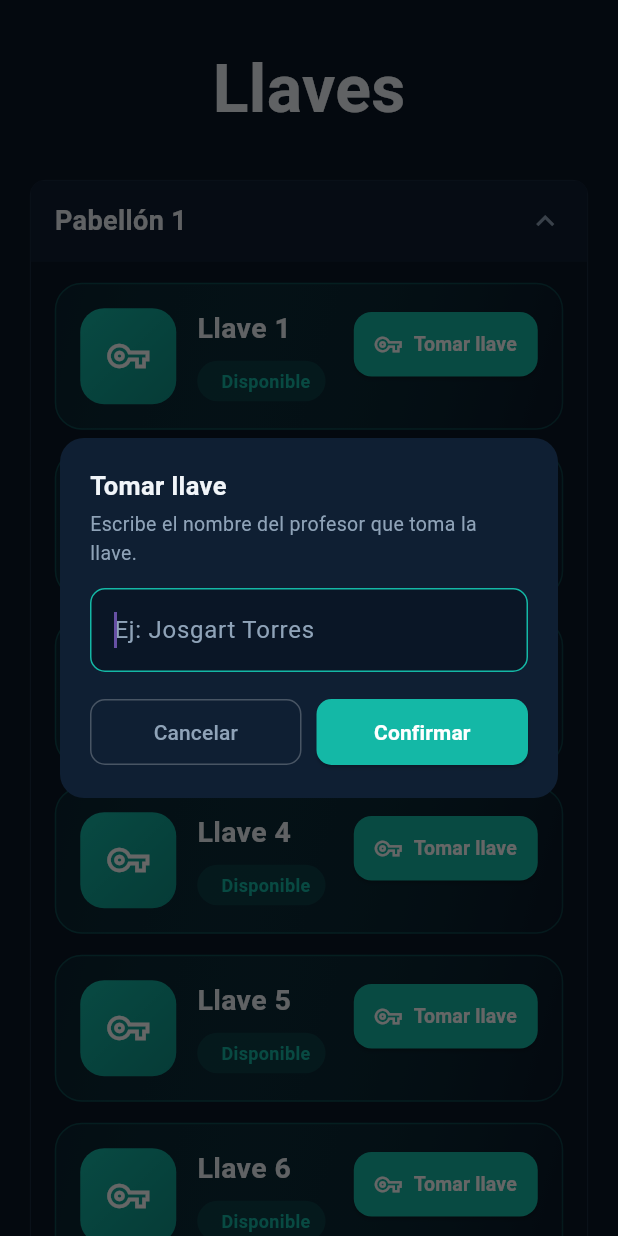
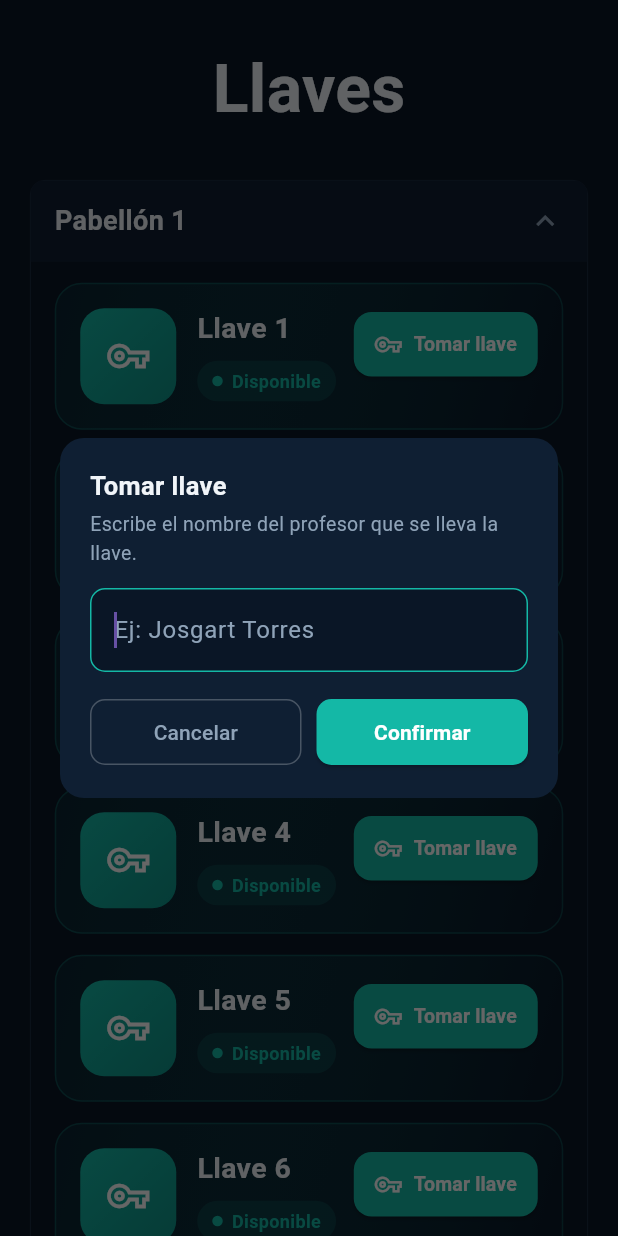
Before and after one commit to DylanOrte/pura_clase, a Flutter app: the Principal screen opened directly, after a tap on "Pabellón 1", after a tap on "Tomar llave", on a phone screen of 412 x 824 dp. Run offline on Flutter 3.47's test engine with Material 3 defaults, Android fonts, the light colour scheme and no system bars; our stand-ins replace qr_flutter.

```diff
--- a/lib/componentes/llave.dart
+++ b/lib/componentes/llave.dart
@@ -1,11 +1,14 @@
 import 'package:flutter/material.dart';
-import 'package:pura_clase/assets/colores.dart';
 
 class Llave extends StatefulWidget {
   final String numLlave;
   final int? capacidad;
 
-  const Llave({super.key, required this.numLlave, this.capacidad});
+  const Llave({
+    super.key,
+    required this.numLlave,
+    this.capacidad,
+  });
 
   @override
   State<Llave> createState() => _LlaveState();
@@ -15,8 +18,16 @@ class _LlaveState extends State<Llave> {
   bool ocupada = false;
   String profesorNombre = '';
 
-  Color get colorPrincipal => ocupada ? Colores.rojo : Colores.secundario;
-  Color get colorSecundario => ocupada ? Colores.rojoOscuro : Colores.tercero;
+  static const Color colorFondo = Color(0xFF0A1626);
+  static const Color teal = Color(0xFF14B8A6);
+  static const Color tealOscuro = Color(0xFF0D9488);
+  static const Color rojo = Color(0xFFEF4444);
+  static const Color rojoOscuro = Color(0xFFB91C1C);
+  static const Color muted = Color(0xFF8FA3B8);
+  static const Color texto = Color(0xFFF1F5F9);
+
+  Color get colorPrincipal => ocupada ? rojo : teal;
+  Color get colorSecundario => ocupada ? rojoOscuro : tealOscuro;
 
   Future<void> _abrirDialogoTomarLlave() async {
     final controller = TextEditingController();
@@ -30,48 +41,36 @@ class _LlaveState extends State<Llave> {
           builder: (ctx, setDialogState) {
             return Dialog(
               backgroundColor: const Color(0xFF0F1F33),
-              shape: RoundedRectangleBorder(
-                borderRadius: BorderRadius.circular(16),
-              ),
+              shape: RoundedRectangleBorder(borderRadius: BorderRadius.circular(16)),
               child: Padding(
                 padding: const EdgeInsets.all(20),
                 child: Column(
                   mainAxisSize: MainAxisSize.min,
                   crossAxisAlignment: CrossAxisAlignment.start,
                   children: [
-                    const Text(
-                      'Tomar llave',
-                      style: TextStyle(
-                        color: Colores.textos,
-                        fontSize: 17,
-                        fontWeight: FontWeight.bold,
-                      ),
-                    ),
+                    const Text('Tomar llave',
+                        style: TextStyle(color: texto, fontSize: 17, fontWeight: FontWeight.bold)),
                     const SizedBox(height: 4),
-                    const Text(
-                      'Escribe el nombre del profesor que toma la llave.',
-                      style: TextStyle(color: Colores.muted, fontSize: 13),
-                    ),
+                    const Text('Escribe el nombre del profesor que se lleva la llave.',
+                        style: TextStyle(color: muted, fontSize: 13)),
                     const SizedBox(height: 14),
                     TextField(
                       controller: controller,
                       autofocus: true,
-                      style: const TextStyle(color: Colores.textos),
+                      style: const TextStyle(color: texto),
                       decoration: InputDecoration(
                         hintText: 'Ej: Josgart Torres',
-                        hintStyle: const TextStyle(color: Colores.muted),
+                        hintStyle: const TextStyle(color: muted),
                         errorText: error,
                         filled: true,
-                        fillColor: Colores.fondo,
+                        fillColor: colorFondo,
                         border: OutlineInputBorder(
                           borderRadius: BorderRadius.circular(10),
                           borderSide: const BorderSide(color: Colors.white24),
                         ),
                         focusedBorder: OutlineInputBorder(
                           borderRadius: BorderRadius.circular(10),
-                          borderSide: const BorderSide(
-                            color: Colores.secundario,
-                          ),
+                          borderSide: const BorderSide(color: teal),
                         ),
                       ),
                       onSubmitted: (_) {
@@ -88,12 +87,10 @@ class _LlaveState extends State<Llave> {
                         Expanded(
                           child: OutlinedButton(
                             style: OutlinedButton.styleFrom(
-                              foregroundColor: Colores.muted,
+                              foregroundColor: muted,
                               side: const BorderSide(color: Colors.white24),
                               padding: const EdgeInsets.symmetric(vertical: 12),
-                              shape: RoundedRectangleBorder(
-                                borderRadius: BorderRadius.circular(10),
-                              ),
+                              shape: RoundedRectangleBorder(borderRadius: BorderRadius.circular(10)),
                             ),
                             onPressed: () => Navigator.pop(ctx),
                             child: const Text('Cancelar'),
@@ -103,26 +100,19 @@ class _LlaveState extends State<Llave> {
                         Expanded(
                           child: ElevatedButton(
                             style: ElevatedButton.styleFrom(
-                              backgroundColor: Colores.secundario,
+                              backgroundColor: teal,
                               foregroundColor: Colors.white,
                               padding: const EdgeInsets.symmetric(vertical: 12),
-                              shape: RoundedRectangleBorder(
-                                borderRadius: BorderRadius.circular(10),
-                              ),
+                              shape: RoundedRectangleBorder(borderRadius: BorderRadius.circular(10)),
                             ),
                             onPressed: () {
                               if (controller.text.trim().isEmpty) {
-                                setDialogState(
-                                  () => error = 'Escribe un nombre',
-                                );
+                                setDialogState(() => error = 'Escribe un nombre');
                               } else {
                                 Navigator.pop(ctx, controller.text.trim());
                               }
                             },
-                            child: const Text(
-                              'Confirmar',
-                              style: TextStyle(fontWeight: FontWeight.bold),
-                            ),
+                            child: const Text('Confirmar', style: TextStyle(fontWeight: FontWeight.bold)),
                           ),
                         ),
                       ],
@@ -161,10 +151,7 @@ class _LlaveState extends State<Llave> {
         gradient: LinearGradient(
           begin: Alignment.topLeft,
           end: Alignment.bottomRight,
-          colors: [
-            colorPrincipal.withOpacity(0.08),
-            Colores.fondo.withOpacity(0.4),
-          ],
+          colors: [colorPrincipal.withOpacity(0.08), colorFondo.withOpacity(0.4)],
         ),
       ),
       child: Row(
@@ -181,31 +168,28 @@ class _LlaveState extends State<Llave> {
                 colors: [colorPrincipal, colorSecundario],
               ),
             ),
-            child: const Icon(
-              Icons.vpn_key_outlined,
-              color: Colors.white,
-              size: 28,
-            ),
+            child: const Icon(Icons.vpn_key_outlined, color: Colors.white, size: 28),
           ),
           const SizedBox(width: 14),
           Expanded(
             child: Column(
               crossAxisAlignment: CrossAxisAlignment.start,
               children: [
-                Text(
-                  'Llave ${widget.numLlave}',
-                  style: const TextStyle(
-                    color: Colores.textos,
-                    fontSize: 19,
-                    fontWeight: FontWeight.bold,
+                Text('Llave ${widget.numLlave}',
+                    style: const TextStyle(color: texto, fontSize: 19, fontWeight: FontWeight.bold)),
+                if (widget.capacidad != null) ...[
+                  const SizedBox(height: 2),
+                  Row(
+                    children: [
+                      const Icon(Icons.groups_outlined, size: 15, color: muted),
+                      const SizedBox(width: 6),
+                      Text('Capacidad: ${widget.capacidad}', style: const TextStyle(color: muted, fontSize: 13)),
+                    ],
                   ),
-                ),
+                ],
                 const SizedBox(height: 8),
                 if (ocupada) ...[
-                  const Text(
-                    'Ocupada por',
-                    style: TextStyle(color: Colores.muted, fontSize: 12),
-                  ),
+                  const Text('Ocupada por', style: TextStyle(color: muted, fontSize: 12)),
                   const SizedBox(height: 4),
                   Row(
                     children: [
@@ -214,33 +198,22 @@ class _LlaveState extends State<Llave> {
                         height: 30,
                         decoration: BoxDecoration(
                           shape: BoxShape.circle,
-                          color: Colores.rojo.withOpacity(0.25),
+                          color: rojo.withOpacity(0.25),
                         ),
-                        child: const Icon(
-                          Icons.person,
-                          size: 16,
-                          color: Colores.rojo,
-                        ),
+                        child: const Icon(Icons.person, size: 16, color: rojo),
                       ),
                       const SizedBox(width: 8),
-                      Text(
-                          profesorNombre,
-                          style: const TextStyle(
-                            color: Colores.textos,
-                            fontSize: 14,
-                            fontWeight: FontWeight.w600,
+                      Flexible(
+                        child: Text(profesorNombre,
+                            style: const TextStyle(color: texto, fontSize: 14, fontWeight: FontWeight.w600),
+                            overflow: TextOverflow.ellipsis),
                       ),
-                        )
-
                     ],
                   ),
                   const SizedBox(height: 8),
                 ],
                 Container(
-                  padding: const EdgeInsets.symmetric(
-                    horizontal: 10,
-                    vertical: 5,
-                  ),
+                  padding: const EdgeInsets.symmetric(horizontal: 10, vertical: 5),
                   decoration: BoxDecoration(
                     color: colorPrincipal.withOpacity(0.15),
                     borderRadius: BorderRadius.circular(20),
@@ -249,70 +222,42 @@ class _LlaveState extends State<Llave> {
                     mainAxisSize: MainAxisSize.min,
                     children: [
                       Container(
-                        width: double.minPositive,
-                        height: double.minPositive,
-                        decoration: BoxDecoration(
-                          color: colorPrincipal,
-                          shape: BoxShape.circle,
-                        ),
+                        width: 7,
+                        height: 7,
+                        decoration: BoxDecoration(color: colorPrincipal, shape: BoxShape.circle),
                       ),
                       const SizedBox(width: 6),
-                      Text(
-                        ocupada ? 'Ocupada' : 'Disponible',
-                        style: TextStyle(
-                          color: colorPrincipal,
-                          fontSize: 12,
-                          fontWeight: FontWeight.bold,
-                        ),
-                      ),
+                      Text(ocupada ? 'Ocupada' : 'Disponible',
+                          style: TextStyle(color: colorPrincipal, fontSize: 12, fontWeight: FontWeight.bold)),
                     ],
                   ),
                 ),
               ],
             ),
           ),
-
+          const SizedBox(width: 10),
           ocupada
-              ? Container(
-                height: 50,
-                child: OutlinedButton.icon(
+              ? OutlinedButton.icon(
             onPressed: _entregarLlave,
             style: OutlinedButton.styleFrom(
-                      foregroundColor: Colores.rojo,
-                      side: const BorderSide(color: Colores.rojo, width: 1.5),
-                      padding: const EdgeInsets.symmetric(
-                        horizontal: 14,
-                        vertical: 12,
-                      ),
-                      shape: RoundedRectangleBorder(
-                        borderRadius: BorderRadius.circular(12),
-                      ),
+              foregroundColor: rojo,
+              side: const BorderSide(color: rojo, width: 1.5),
+              padding: const EdgeInsets.symmetric(horizontal: 14, vertical: 12),
+              shape: RoundedRectangleBorder(borderRadius: BorderRadius.circular(12)),
             ),
             icon: const Icon(Icons.assignment_return_outlined, size: 18),
-                    label: const Text(
-                      'Entregar llave',
-                      style: TextStyle(fontWeight: FontWeight.bold, fontSize: 13),
-                    ),
-                  ),
+            label: const Text('Entregar llave', style: TextStyle(fontWeight: FontWeight.bold, fontSize: 13)),
           )
               : ElevatedButton.icon(
             onPressed: _abrirDialogoTomarLlave,
             style: ElevatedButton.styleFrom(
-                    backgroundColor: Colores.secundario,
+              backgroundColor: teal,
               foregroundColor: Colors.white,
-                    padding: const EdgeInsets.symmetric(
-                      horizontal: 14,
-                      vertical: 12,
-                    ),
-                    shape: RoundedRectangleBorder(
-                      borderRadius: BorderRadius.circular(12),
-                    ),
+              padding: const EdgeInsets.symmetric(horizontal: 14, vertical: 12),
+              shape: RoundedRectangleBorder(borderRadius: BorderRadius.circular(12)),
             ),
             icon: const Icon(Icons.vpn_key_outlined, size: 18),
-                  label: const Text(
-                    'Tomar llave',
-                    style: TextStyle(fontWeight: FontWeight.bold, fontSize: 13),
-                  ),
+            label: const Text('Tomar llave', style: TextStyle(fontWeight: FontWeight.bold, fontSize: 13)),
           ),
         ],
       ),
--- a/lib/main.dart
+++ b/lib/main.dart
@@ -1,8 +1,7 @@
 import 'package:flutter/material.dart';
+import 'package:pura_clase/pantallas/inicio_sesion.dart';
 import 'package:pura_clase/assets/colores.dart';
-import 'package:pura_clase/pantallas/controlador_pantallas.dart';
-import 'package:pura_clase/pantallas/inicio_sesion.dart';
-import 'package:pura_clase/pantallas/principal.dart';
+import 'package:pura_clase/pantallas/prueba.dart';
 void main() {
   runApp(const MainApp());
 }
--- a/lib/pantallas/controlador_pantallas.dart
+++ b/lib/pantallas/controlador_pantallas.dart
@@ -16,6 +16,18 @@ class ControladorPantallas extends StatefulWidget {
   @override
   State<ControladorPantallas> createState() => _ControladorPantallasState();
 }
+/*
+Posible solucion>=(preguntar a tu IA de confianza)
+Para solucionar que el botton navigation bar se superponga encima de la screen una posible
+solucion es crear dentro del Stack creado un positioned flotante y ahi mismo importar el widget de
+bottom navigation bar, ademas crear un archivo dedicado al bottonnavigationBar exclusivamente para orden
+que la estructura sea
+Stack(
+Child (pantallas)
+Positioned(
+bottomNavigationBar sin fondo, solamente el container)
+)
+* */
 
 class _ControladorPantallasState extends State<ControladorPantallas> {
   int _indiceActual = 0;
```
Lines whose indentation alone changed are shown as unchanged.
